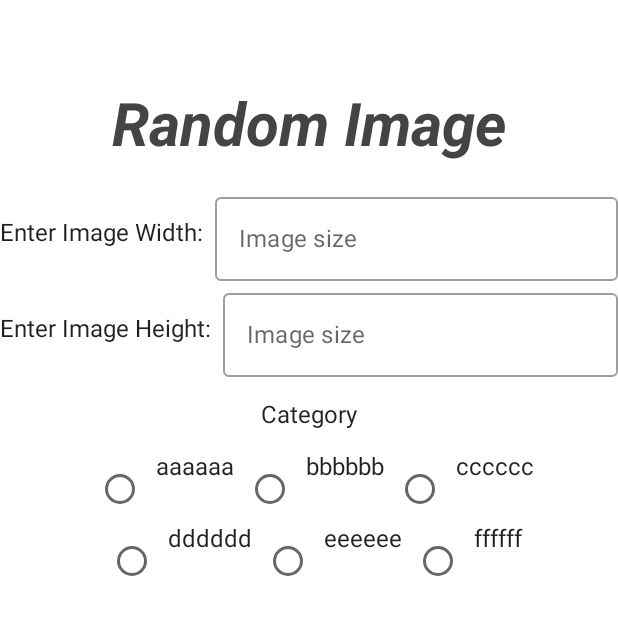
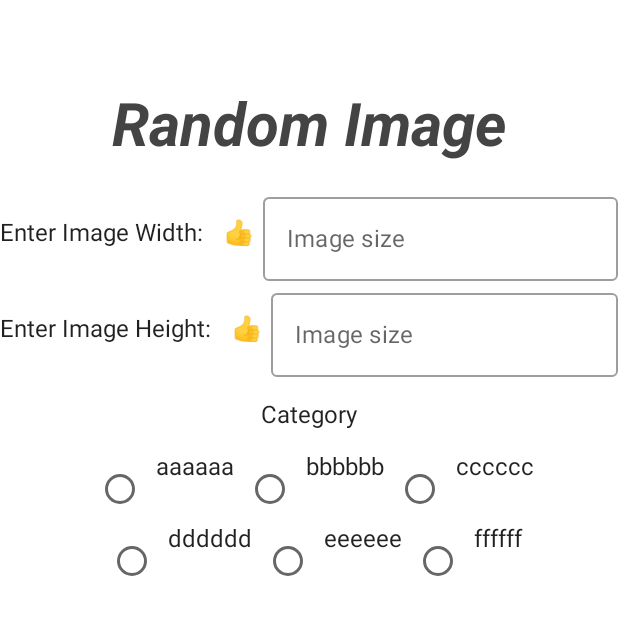
Before and after one commit to 6310682676/cn333as4, an Android app built with Jetpack Compose: the screen it shows after launch (MainActivity), on a phone screen of 412 x 824 dp, the top half of it. Run offline under Robolectric (Android 15) with nearby library versions, the phone set to English and light mode, and no system bars.

Commit message:
update screen emoji

```diff
--- a/app/src/main/java/com/example/cn333as4/ui/AppScreen.kt
+++ b/app/src/main/java/com/example/cn333as4/ui/AppScreen.kt
@@ -1,12 +1,7 @@
 package com.example.cn333as4.ui
 
 //import androidx.compose.foundation.gestures.ModifierLocalScrollableContainerProvider.value
-import androidx.compose.foundation.layout.Column
-import androidx.compose.foundation.layout.Row
-import androidx.compose.foundation.layout.Spacer
-import androidx.compose.foundation.layout.fillMaxWidth
-import androidx.compose.foundation.layout.height
-import androidx.compose.foundation.layout.padding
+import androidx.compose.foundation.layout.*
 import androidx.compose.material.OutlinedTextField
 import androidx.compose.material.RadioButton
 import androidx.compose.material.Text
@@ -35,6 +30,7 @@ fun FirstScreen (
         modifier = Modifier.fillMaxWidth(),
         horizontalAlignment = Alignment.CenterHorizontally
     ) {
+
         Spacer(modifier = Modifier.height(60.dp))
         Text(
             text = "Random Image",
@@ -51,6 +47,12 @@ fun FirstScreen (
             verticalAlignment = Alignment.CenterVertically
         ) {
             Text(text = "Enter Image Width:", modifier = Modifier.padding(end = 8.dp))
+            Box(
+                modifier = Modifier.size(32.dp),
+                contentAlignment = Alignment.Center
+            ) {
+                Text(text = "\uD83D\uDC4D")
+            }
             OutlinedTextField(
                 value = width,
                 onValueChange = { width = it
@@ -58,6 +60,7 @@ fun FirstScreen (
                 label = { Text(text = "Image size") },
                 modifier = Modifier.fillMaxWidth()
             )
+
         }
         if(gameUiState.widthInvalid){
 
@@ -67,6 +70,12 @@ fun FirstScreen (
             verticalAlignment = Alignment.CenterVertically
         ) {
             Text(text = "Enter Image Height:", modifier = Modifier.padding(end = 8.dp))
+            Box(
+                modifier = Modifier.size(32.dp),
+                contentAlignment = Alignment.Center
+            ) {
+                Text(text = "\uD83D\uDC4D")
+            }
             OutlinedTextField(
                 value = height,
                 onValueChange = {height = it
--- a/app/src/main/java/com/example/cn333as4/ui/AppUiState.kt
+++ b/app/src/main/java/com/example/cn333as4/ui/AppUiState.kt
@@ -3,5 +3,6 @@ package com.example.cn333as4.ui
 data class AppUiState (
     val heightInvalid: Boolean = false,
     val widthInvalid: Boolean = false,
+    val url: String = "",
 
 )
```
Also changed, not shown: app/src/main/java/com/example/cn333as4/ui/AppViewsModels.kt (+8 -2 lines).
